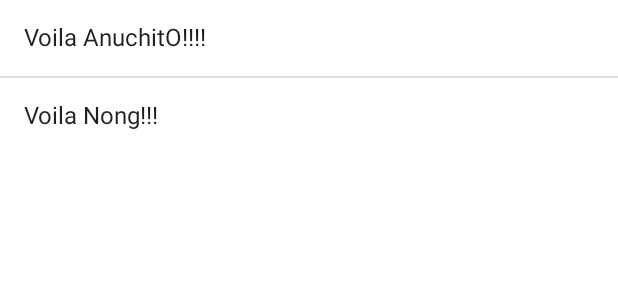
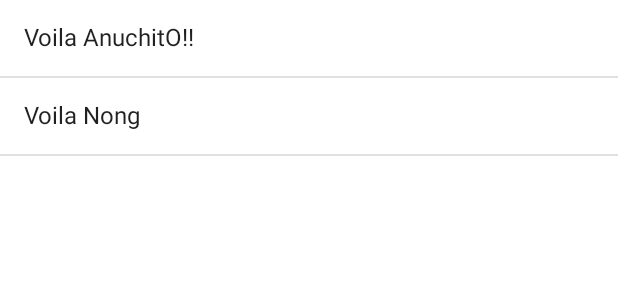
Before and after one commit to AnuchitO/JetpackCompose, an Android app built with Jetpack Compose: the @Preview function DefaultPreview, on a phone screen of 412 x 824 dp. Shown: the top 300 px of the screen. Run offline under Robolectric (Android 15) with nearby library versions, the phone set to English and light mode, and no system bars.

```diff
--- a/app/src/main/java/com/anuchito/jetpackcompose/MainActivity.kt
+++ b/app/src/main/java/com/anuchito/jetpackcompose/MainActivity.kt
@@ -37,18 +37,19 @@ fun App(content: @Composable () -> Unit) {
 }
 
 @Composable
-fun ScreenContent() {
+fun ScreenContent(names: List<String> = listOf("AnuchitO!!", "Nong")) {
     Column {
-        Greeting(name = "AnuchitO!!!")
-        Divider()
-        Greeting(name = "Nong!!")
+        for (name in names) {
+            Greeting(name = name)
+            Divider()
+        }
     }
 }
 
 @Composable
 fun Greeting(name: String) {
     Text(
-        text = "Voila $name!",
+        text = "Voila $name",
         modifier = Modifier.padding(16.dp)
     )
 }
```
